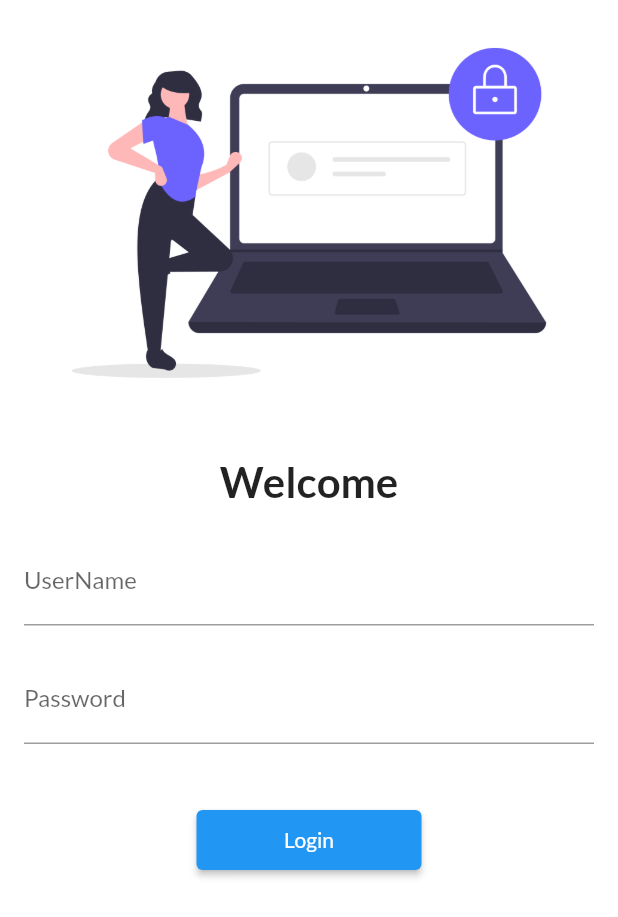
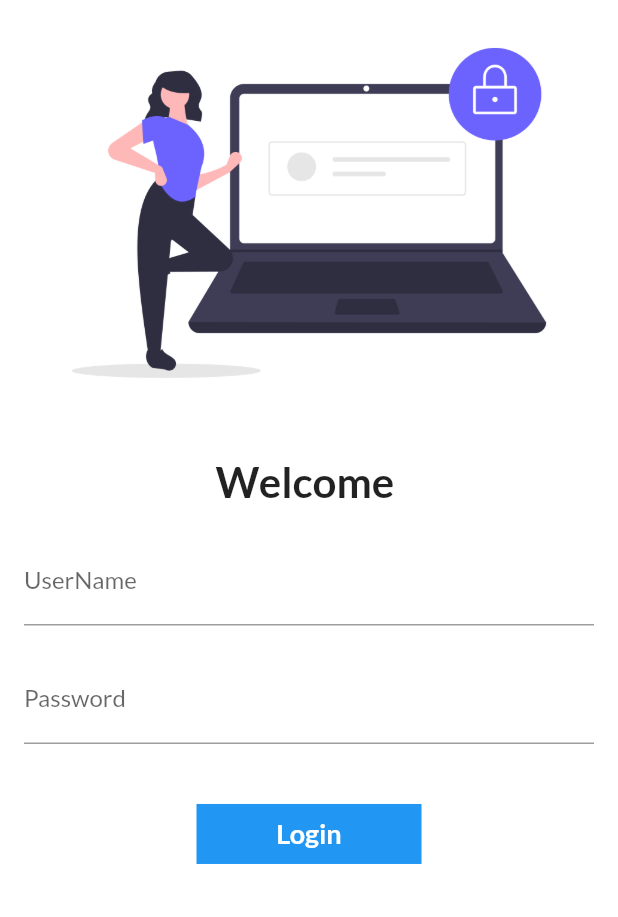
Before and after one commit to MaheshKeshvala/30DaysOfFlutter, a Flutter app: the screen it shows after launch, on a phone screen of 412 x 824 dp. Shown: the top 917 px of the screen. Run offline on Flutter 3.47's test engine with Material 2 defaults, Android fonts, the phone set to English and light mode, and no system bars; our stand-ins replace google_fonts.

Commit message:
Day6 Completed

```diff
--- a/lib/pages/login_page.dart
+++ b/lib/pages/login_page.dart
@@ -3,9 +3,15 @@
 import 'package:demo_ch_1/utils/routes.dart';
 import 'package:flutter/material.dart';
 
-import 'home_page.dart';
+class LoginPage extends StatefulWidget {
+  @override
+  _LoginPageState createState() => _LoginPageState();
+}
 
-class LoginPage extends StatelessWidget {
+class _LoginPageState extends State<LoginPage> {
+  String name = "";
+  bool changeButton = false;
+
   @override
   Widget build(BuildContext context) {
     return Material(
@@ -21,7 +27,7 @@
               height: 20,
             ),
             Text(
-              "Welcome",
+              "Welcome $name",
               style: TextStyle(fontWeight: FontWeight.bold, fontSize: 28),
             ),
             Padding(
@@ -32,6 +38,10 @@
                   TextFormField(
                     decoration: InputDecoration(
                         hintText: "Enter UserName", labelText: "UserName"),
+                    onChanged: (value) {
+                      name = value;
+                      setState(() {});
+                    },
                   ),
                   SizedBox(
                     height: 20,
@@ -47,13 +57,42 @@
             SizedBox(
               height: 20,
             ),
-            ElevatedButton(
+            InkWell(
+              onTap: () async {
+                setState(() {
+                  changeButton = true;
+                });
+                await Future.delayed(Duration(seconds: 1));
+                Navigator.pushNamed(context, MyRoutes.homeRoute);
+              },
+              child: AnimatedContainer(
+                duration: Duration(seconds: 1),
+                width: changeButton ? 50 : 150,
+                height: 40,
+                alignment: Alignment.center,
+                decoration: BoxDecoration(
+                  color: Colors.blue,
+                  //borderRadius: BorderRadius.circular(8),
+                  shape: changeButton ? BoxShape.circle : BoxShape.rectangle,
+                ),
+                child: changeButton
+                    ? Icon(Icons.done)
+                    : Text(
+                        "Login",
+                        style: TextStyle(
+                            color: Colors.white,
+                            fontWeight: FontWeight.bold,
+                            fontSize: 18),
+                      ),
+              ),
+            ),
+            /* ElevatedButton(
               onPressed: () {
                 Navigator.pushNamed(context, MyRoutes.homeRoute);
               },
               child: Text("Login"),
               style: TextButton.styleFrom(minimumSize: Size(150.0, 40.0)),
-            ),
+            ), */
           ],
         ),
       ),
```
